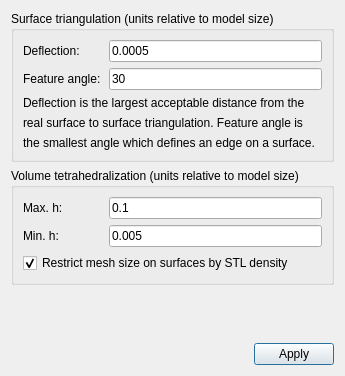
Old version of the form ElmerGUI/cad/cadpreferences.ui in the repository tehnick/elmerfem.
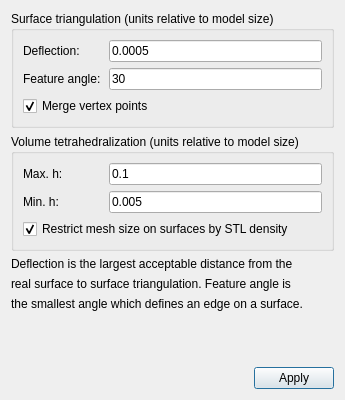
New version of the form. Icons and pictures are not drawn.

Commit message: ElmerGUI: Added option for merging stl vertices in cad import

```diff
--- a/ElmerGUI/cad/cadpreferences.ui
+++ b/ElmerGUI/cad/cadpreferences.ui
@@ -5,8 +5,8 @@
    <rect>
     <x>0</x>
     <y>0</y>
-    <width>341</width>
-    <height>376</height>
+    <width>344</width>
+    <height>400</height>
    </rect>
   </property>
   <property name="windowTitle" >
@@ -70,23 +70,12 @@
        </layout>
       </item>
       <item>
-       <widget class="QLabel" name="explanationLabel1" >
+       <widget class="QCheckBox" name="mergePoints" >
         <property name="text" >
-         <string>Deflection is the largest acceptable distance from the</string>
+         <string>Merge vertex points</string>
         </property>
-       </widget>
-      </item>
-      <item>
-       <widget class="QLabel" name="explanationLabel2" >
-        <property name="text" >
-         <string>real surface to surface triangulation. Feature angle is</string>
-        </property>
-       </widget>
-      </item>
-      <item>
-       <widget class="QLabel" name="explanationLabel3" >
-        <property name="text" >
-         <string>the smallest angle which defines an edge on a surface.</string>
+        <property name="checked" >
+         <bool>true</bool>
         </property>
        </widget>
       </item>
@@ -147,7 +136,9 @@
           </property>
          </widget>
         </item>
-        <item row="2" column="0" colspan="2" >
+       </layout>
+      </item>
+      <item>
          <widget class="QCheckBox" name="restrictBySTL" >
           <property name="text" >
            <string>Restrict mesh size on surfaces by STL density</string>
@@ -158,8 +149,27 @@
          </widget>
         </item>
        </layout>
-      </item>
-     </layout>
+    </widget>
+   </item>
+   <item>
+    <widget class="QLabel" name="explanationLabel1" >
+     <property name="text" >
+      <string>Deflection is the largest acceptable distance from the</string>
+     </property>
+    </widget>
+   </item>
+   <item>
+    <widget class="QLabel" name="explanationLabel2" >
+     <property name="text" >
+      <string>real surface to surface triangulation. Feature angle is</string>
+     </property>
+    </widget>
+   </item>
+   <item>
+    <widget class="QLabel" name="explanationLabel3" >
+     <property name="text" >
+      <string>the smallest angle which defines an edge on a surface.</string>
+     </property>
     </widget>
    </item>
    <item>
```
Lines whose indentation alone changed are shown as unchanged. The commit also changes 2 other files.
